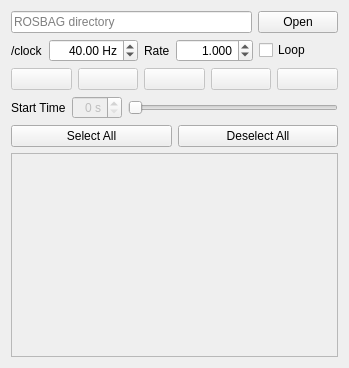
The window that src/ui/player.ui (shikishima-TasakiLab/rviz2_bag) describes before a commit, drawn with Qt 5.
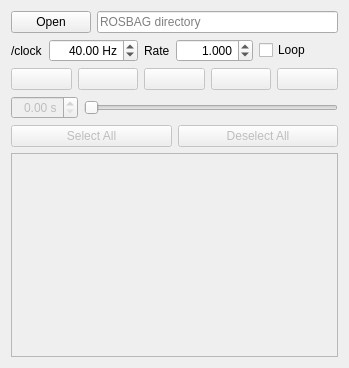
The same window after the commit. Icons and pictures are not drawn.

Commit message: ボタン配置と機能を修正

```diff
--- a/src/ui/player.ui
+++ b/src/ui/player.ui
@@ -16,6 +16,19 @@
   <layout class="QVBoxLayout" name="verticalLayout_2">
    <item>
     <layout class="QHBoxLayout" name="horizontalLayout_2">
+     <item>
+      <widget class="QPushButton" name="pbtn__rosbag_open">
+       <property name="sizePolicy">
+        <sizepolicy hsizetype="Minimum" vsizetype="Fixed">
+         <horstretch>0</horstretch>
+         <verstretch>0</verstretch>
+        </sizepolicy>
+       </property>
+       <property name="text">
+        <string>Open</string>
+       </property>
+      </widget>
+     </item>
      <item>
       <widget class="QLineEdit" name="ledit__rosbag_dir">
        <property name="sizePolicy">
@@ -35,19 +48,6 @@
        </property>
       </widget>
      </item>
-     <item>
-      <widget class="QPushButton" name="pbtn__rosbag_open">
-       <property name="sizePolicy">
-        <sizepolicy hsizetype="Minimum" vsizetype="Fixed">
-         <horstretch>0</horstretch>
-         <verstretch>0</verstretch>
-        </sizepolicy>
-       </property>
-       <property name="text">
-        <string>Open</string>
-       </property>
-      </widget>
-     </item>
     </layout>
    </item>
    <item>
@@ -138,20 +138,6 @@
        </property>
       </widget>
      </item>
-     <item>
-      <widget class="QPushButton" name="pbtn__rosbag_stop">
-       <property name="enabled">
-        <bool>false</bool>
-       </property>
-       <property name="text">
-        <string/>
-       </property>
-       <property name="icon">
-        <iconset>
-         <normaloff>:/icons/stop.svg</normaloff>:/icons/stop.svg</iconset>
-       </property>
-      </widget>
-     </item>
      <item>
       <widget class="QPushButton" name="pbtn__rosbag_pause">
        <property name="enabled">
@@ -166,6 +152,20 @@
        </property>
       </widget>
      </item>
+     <item>
+      <widget class="QPushButton" name="pbtn__rosbag_stop">
+       <property name="enabled">
+        <bool>false</bool>
+       </property>
+       <property name="text">
+        <string/>
+       </property>
+       <property name="icon">
+        <iconset>
+         <normaloff>:/icons/stop.svg</normaloff>:/icons/stop.svg</iconset>
+       </property>
+      </widget>
+     </item>
      <item>
       <widget class="QPushButton" name="pbtn__backward">
        <property name="enabled">
@@ -199,14 +199,7 @@
    <item>
     <layout class="QHBoxLayout" name="horizontalLayout_5">
      <item>
-      <widget class="QLabel" name="label__rosbag_starttime">
-       <property name="text">
-        <string>Start Time</string>
-       </property>
-      </widget>
-     </item>
-     <item>
-      <widget class="QSpinBox" name="spin__rosbag_starttime">
+      <widget class="QDoubleSpinBox" name="dspin__rosbag_elapsed_time">
        <property name="enabled">
         <bool>false</bool>
        </property>
@@ -226,6 +219,9 @@
        <property name="maximum">
         <number>100</number>
        </property>
+       <property name="pageStep">
+        <number>1</number>
+       </property>
        <property name="orientation">
         <enum>Qt::Horizontal</enum>
        </property>
@@ -237,6 +233,9 @@
     <layout class="QHBoxLayout" name="hl__topic_select">
      <item>
       <widget class="QPushButton" name="pbtn__select_all">
+       <property name="enabled">
+        <bool>false</bool>
+       </property>
        <property name="text">
         <string>Select All</string>
        </property>
@@ -244,6 +243,9 @@
      </item>
      <item>
       <widget class="QPushButton" name="pbtn__deselect_all">
+       <property name="enabled">
+        <bool>false</bool>
+       </property>
        <property name="text">
         <string>Deselect All</string>
        </property>
```
Left out of the diff: 2 changed lines with no effect on the pictures.
